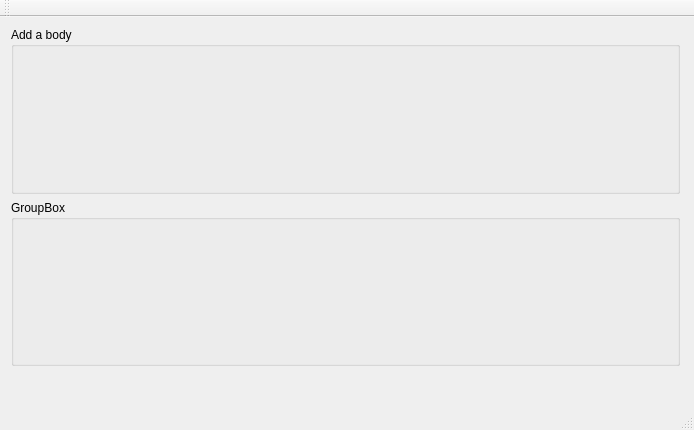
Above: mainwindow.ui from HackCUCacheMeOutside/N_body_simulation before the change. Below: the same form after it.
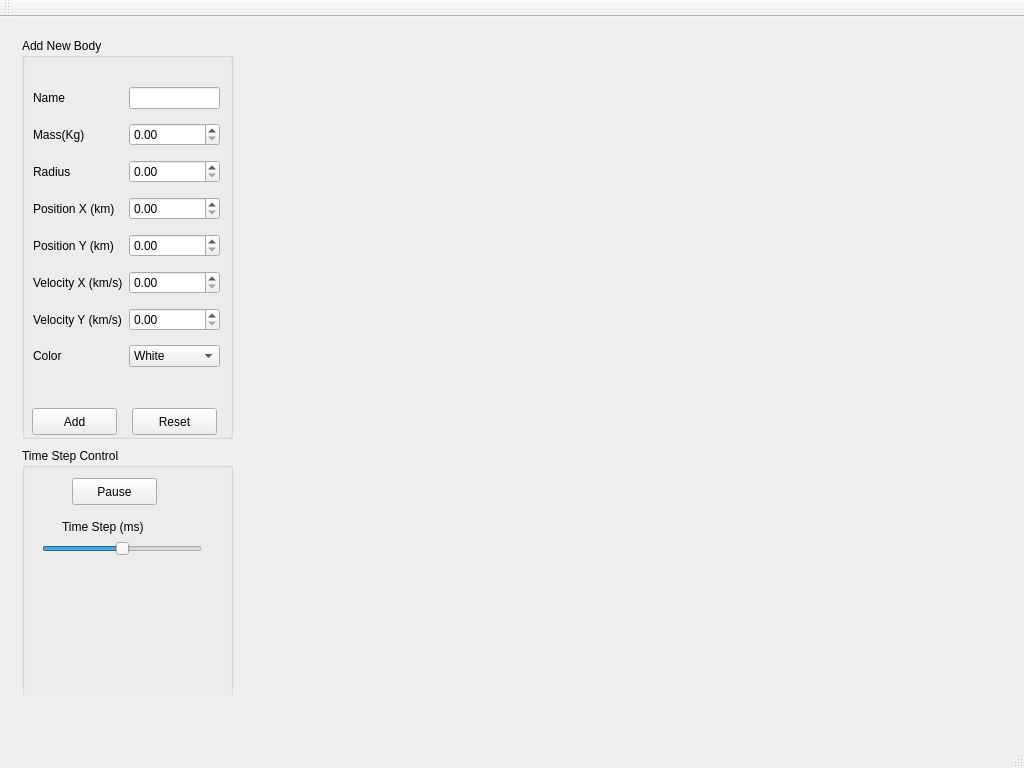
That is the form after the change.

What changed in the file:
```diff
--- a/mainwindow.ui
+++ b/mainwindow.ui
@@ -6,8 +6,8 @@
    <rect>
     <x>0</x>
     <y>0</y>
-    <width>694</width>
-    <height>430</height>
+    <width>1024</width>
+    <height>768</height>
    </rect>
   </property>
   <property name="windowTitle">
@@ -19,28 +19,248 @@
      <rect>
       <x>0</x>
       <y>-1</y>
-      <width>691</width>
-      <height>361</height>
+      <width>1021</width>
+      <height>701</height>
      </rect>
     </property>
     <layout class="QHBoxLayout" name="horizontalLayout">
      <item>
-      <layout class="QVBoxLayout" name="verticalLayout">
-       <item>
-        <widget class="QGroupBox" name="groupBox">
-         <property name="title">
-          <string>Add a body</string>
-         </property>
-        </widget>
-       </item>
-       <item>
-        <widget class="QGroupBox" name="groupBox_2">
-         <property name="title">
-          <string>GroupBox</string>
-         </property>
-        </widget>
-       </item>
-      </layout>
+      <widget class="QWidget" name="SideBar" native="true">
+       <property name="minimumSize">
+        <size>
+         <width>250</width>
+         <height>0</height>
+        </size>
+       </property>
+       <layout class="QVBoxLayout" name="verticalLayout">
+        <item>
+         <widget class="QWidget" name="Imputs" native="true">
+          <widget class="QGroupBox" name="groupBox">
+           <property name="geometry">
+            <rect>
+             <x>0</x>
+             <y>0</y>
+             <width>211</width>
+             <height>401</height>
+            </rect>
+           </property>
+           <property name="title">
+            <string>Add New Body</string>
+           </property>
+           <widget class="QWidget" name="gridLayoutWidget">
+            <property name="geometry">
+             <rect>
+              <x>0</x>
+              <y>30</y>
+              <width>209</width>
+              <height>321</height>
+             </rect>
+            </property>
+            <layout class="QGridLayout" name="gridLayout">
+             <item row="7" column="0">
+              <widget class="QLabel" name="label_6">
+               <property name="text">
+                <string>Color</string>
+               </property>
+              </widget>
+             </item>
+             <item row="0" column="0">
+              <widget class="QLabel" name="label_8">
+               <property name="text">
+                <string>Name</string>
+               </property>
+              </widget>
+             </item>
+             <item row="5" column="0">
+              <widget class="QLabel" name="label_7">
+               <property name="text">
+                <string>Velocity X (km/s)</string>
+               </property>
+              </widget>
+             </item>
+             <item row="4" column="1">
+              <widget class="QDoubleSpinBox" name="positionYInput"/>
+             </item>
+             <item row="1" column="1">
+              <widget class="QDoubleSpinBox" name="massInput"/>
+             </item>
+             <item row="3" column="0">
+              <widget class="QLabel" name="label_5">
+               <property name="text">
+                <string>Position X (km)</string>
+               </property>
+              </widget>
+             </item>
+             <item row="5" column="1">
+              <widget class="QDoubleSpinBox" name="velocityXInput"/>
+             </item>
+             <item row="0" column="1">
+              <widget class="QLineEdit" name="NameInput"/>
+             </item>
+             <item row="6" column="1">
+              <widget class="QDoubleSpinBox" name="velocityYInput"/>
+             </item>
+             <item row="7" column="1">
+              <widget class="QComboBox" name="ColorInput">
+               <item>
+                <property name="text">
+                 <string>White</string>
+                </property>
+               </item>
+               <item>
+                <property name="text">
+                 <string>Blue</string>
+                </property>
+               </item>
+               <item>
+                <property name="text">
+                 <string>Red</string>
+                </property>
+               </item>
+               <item>
+                <property name="text">
+                 <string>Yellow</string>
+                </property>
+               </item>
+               <item>
+                <property name="text">
+                 <string>Orange</string>
+                </property>
+               </item>
+               <item>
+                <property name="text">
+                 <string>Purple</string>
+                </property>
+               </item>
+               <item>
+                <property name="text">
+                 <string>Green</string>
+                </property>
+               </item>
+              </widget>
+             </item>
+             <item row="2" column="0">
+              <widget class="QLabel" name="label">
+               <property name="text">
+                <string>Radius</string>
+               </property>
+              </widget>
+             </item>
+             <item row="3" column="1">
+              <widget class="QDoubleSpinBox" name="positionXInput"/>
+             </item>
+             <item row="1" column="0">
+              <widget class="QLabel" name="label_2">
+               <property name="text">
+                <string>Mass(Kg)</string>
+               </property>
+              </widget>
+             </item>
+             <item row="2" column="1">
+              <widget class="QDoubleSpinBox" name="radiusInput"/>
+             </item>
+             <item row="4" column="0">
+              <widget class="QLabel" name="label_19">
+               <property name="text">
+                <string>Position Y (km)</string>
+               </property>
+              </widget>
+             </item>
+             <item row="6" column="0">
+              <widget class="QLabel" name="label_20">
+               <property name="text">
+                <string>Velocity Y (km/s)</string>
+               </property>
+              </widget>
+             </item>
+            </layout>
+           </widget>
+           <widget class="QPushButton" name="addBodyButton">
+            <property name="geometry">
+             <rect>
+              <x>10</x>
+              <y>370</y>
+              <width>85</width>
+              <height>27</height>
+             </rect>
+            </property>
+            <property name="text">
+             <string>Add</string>
+            </property>
+           </widget>
+           <widget class="QPushButton" name="resetButtom">
+            <property name="geometry">
+             <rect>
+              <x>110</x>
+              <y>370</y>
+              <width>85</width>
+              <height>27</height>
+             </rect>
+            </property>
+            <property name="text">
+             <string>Reset</string>
+            </property>
+           </widget>
+          </widget>
+          <widget class="QGroupBox" name="groupBox_2">
+           <property name="geometry">
+            <rect>
+             <x>0</x>
+             <y>410</y>
+             <width>211</width>
+             <height>281</height>
+            </rect>
+           </property>
+           <property name="title">
+            <string>Time Step Control</string>
+           </property>
+           <widget class="QPushButton" name="pushButton">
+            <property name="geometry">
+             <rect>
+              <x>50</x>
+              <y>30</y>
+              <width>85</width>
+              <height>27</height>
+             </rect>
+            </property>
+            <property name="text">
+             <string>Pause</string>
+            </property>
+           </widget>
+           <widget class="QSlider" name="horizontalSlider">
+            <property name="geometry">
+             <rect>
+              <x>20</x>
+              <y>90</y>
+              <width>160</width>
+              <height>21</height>
+             </rect>
+            </property>
+            <property name="value">
+             <number>50</number>
+            </property>
+            <property name="orientation">
+             <enum>Qt::Horizontal</enum>
+            </property>
+           </widget>
+           <widget class="QLabel" name="label_21">
+            <property name="geometry">
+             <rect>
+              <x>40</x>
+              <y>70</y>
+              <width>91</width>
+              <height>18</height>
+             </rect>
+            </property>
+            <property name="text">
+             <string>Time Step (ms)</string>
+            </property>
+           </widget>
+          </widget>
+         </widget>
+        </item>
+       </layout>
+      </widget>
      </item>
     </layout>
    </widget>
```
Left out of the diff: 2 changed lines with no effect on the pictures.
